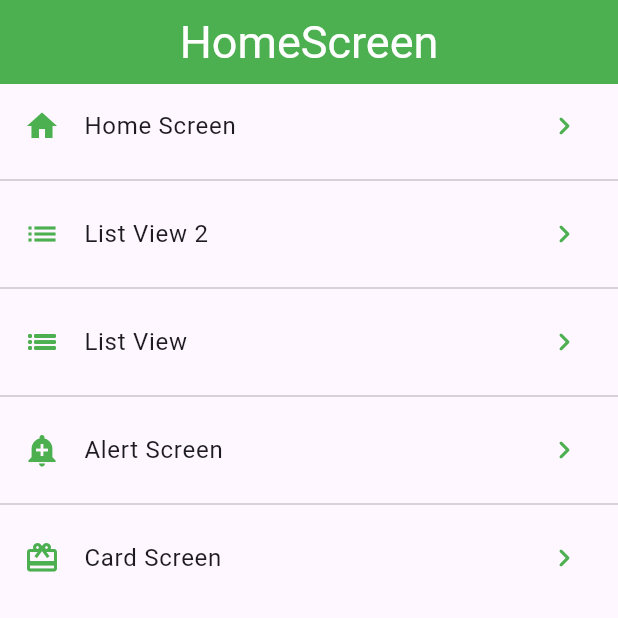
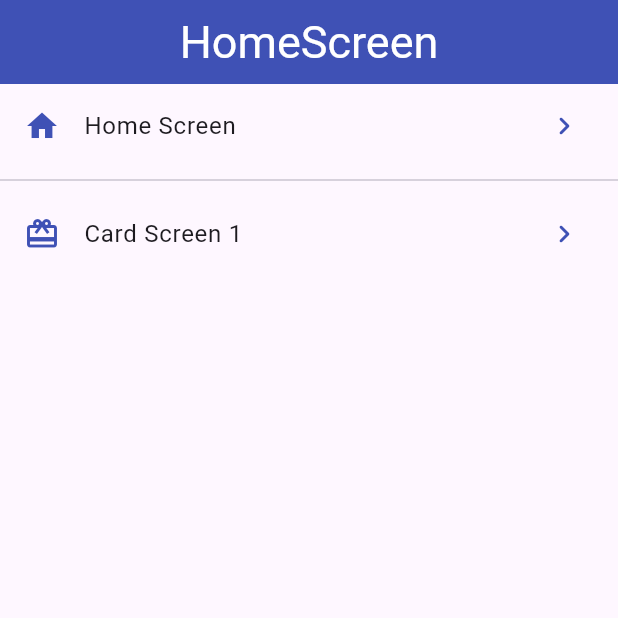
Before and after one commit to RudyCancax/flutter_components_app, a Flutter app: the screen it shows after launch, on a phone screen of 412 x 824 dp, the top half of it. Run offline on Flutter 3.47's test engine with Material 3 defaults, Android fonts, the phone set to English and light mode, and no system bars.

Commit message:
Feat: Adding assets directory, use of Image.asset, and Padding to add a loading image.

```diff
--- a/lib/router/app_routes.dart
+++ b/lib/router/app_routes.dart
@@ -6,11 +6,12 @@ class AppRoutes {
   static const initialRoute = 'home';
   static final menuOptions = <MenuOption>{
     MenuOption('home', "Home Screen", const HomeScreen(), Icons.home),
-    MenuOption('listview2', "List View 2", const ListViewScreen2(), Icons.list),
+    // MenuOption('listview2', "List View 2", const ListViewScreen2(), Icons.list),
+    // MenuOption(
+    //     'listview', "List View", const ListViewScreen(), Icons.list_sharp),
+    // MenuOption('alert', 'Alert Screen', const AlertScreen(), Icons.add_alert),
     MenuOption(
-        'listview', "List View", const ListViewScreen(), Icons.list_sharp),
-    MenuOption('alert', 'Alert Screen', const AlertScreen(), Icons.add_alert),
-    MenuOption('card', 'Card Screen', const CardScreen(), Icons.card_giftcard),
+        'card', 'Card Screen 1', const CardScreen(), Icons.card_giftcard),
   };
 
   static Map<String, Widget Function(BuildContext)> getAppRoutes() {
--- a/lib/screens/card_screen.dart
+++ b/lib/screens/card_screen.dart
@@ -14,9 +14,7 @@ class CardScreen extends StatelessWidget {
         body: ListView(
           padding: const EdgeInsetsDirectional.symmetric(
               horizontal: 30, vertical: 20),
-          children: const [
-            CustomCardImage1(),
-          ],
+          children: const [CustomCardImage1(), CustomCardImage2()],
         ));
   }
 }
--- a/lib/theme/app_theme.dart
+++ b/lib/theme/app_theme.dart
@@ -2,15 +2,11 @@ import 'package:flutter/material.dart';
 
 class AppTheme {
   // Light Theme
-  static Color primaryColor = Colors.green;
+  static Color primaryColor = Colors.indigo;
   static Color appBarIconColor = Colors.white;
   static Color appPrimaryTextColor = Colors.white;
 
   static ThemeData lightTheme() {
-    primaryColor = Colors.green;
-    appBarIconColor = Colors.white;
-    appPrimaryTextColor = Colors.white;
-
     return ThemeData.light().copyWith(
       primaryColor: primaryColor,
       listTileTheme: ListTileThemeData(iconColor: primaryColor),
@@ -23,7 +19,8 @@ class AppTheme {
             fontWeight: FontWeight.w400),
       ),
       textButtonTheme: TextButtonThemeData(
-            style: TextButton.styleFrom(foregroundColor: appPrimaryTextColor)));
+          style: TextButton.styleFrom(foregroundColor: appPrimaryTextColor)),
+    );
   }
 
   // Dark Theme
--- a/lib/widgets/cards/custom_card_image_1.dart
+++ b/lib/widgets/cards/custom_card_image_1.dart
@@ -22,7 +22,8 @@ class CustomCardImage1 extends StatelessWidget {
                     fontSize: 25,
                     fontWeight: FontWeight.w400)),
           ),
-          const Image(
+          const FadeInImage(
+              placeholder: AssetImage("assets/imgs/jar-loading.gif"),
               image: NetworkImage(
                   "https://images.pexels.com/photos/3330895/pexels-photo-3330895.jpeg")),
           Padding(
--- a/lib/widgets/widgets.dart
+++ b/lib/widgets/widgets.dart
@@ -1 +1,2 @@
+export 'package:components_app/widgets/cards/custom_card_image_2.dart';
 export 'package:components_app/widgets/cards/custom_card_image_1.dart';
--- a/pubspec.yaml
+++ b/pubspec.yaml
@@ -17,3 +17,6 @@ dev_dependencies:
 
 flutter:
   uses-material-design: true
+
+  assets:
+    - assets/imgs/
```
Also changed, not shown: lib/widgets/cards/custom_card_image_2.dart (added, +12 -0 lines), assets/imgs/jar-loading.gif (added). Lines whose indentation alone changed are shown as unchanged.
